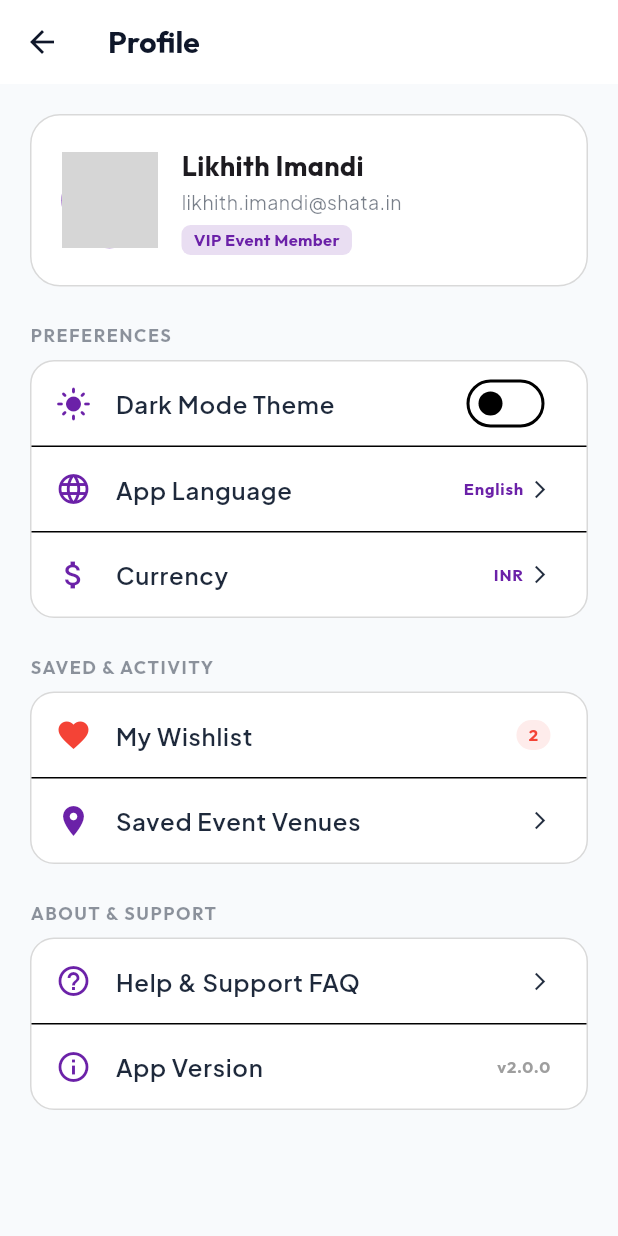
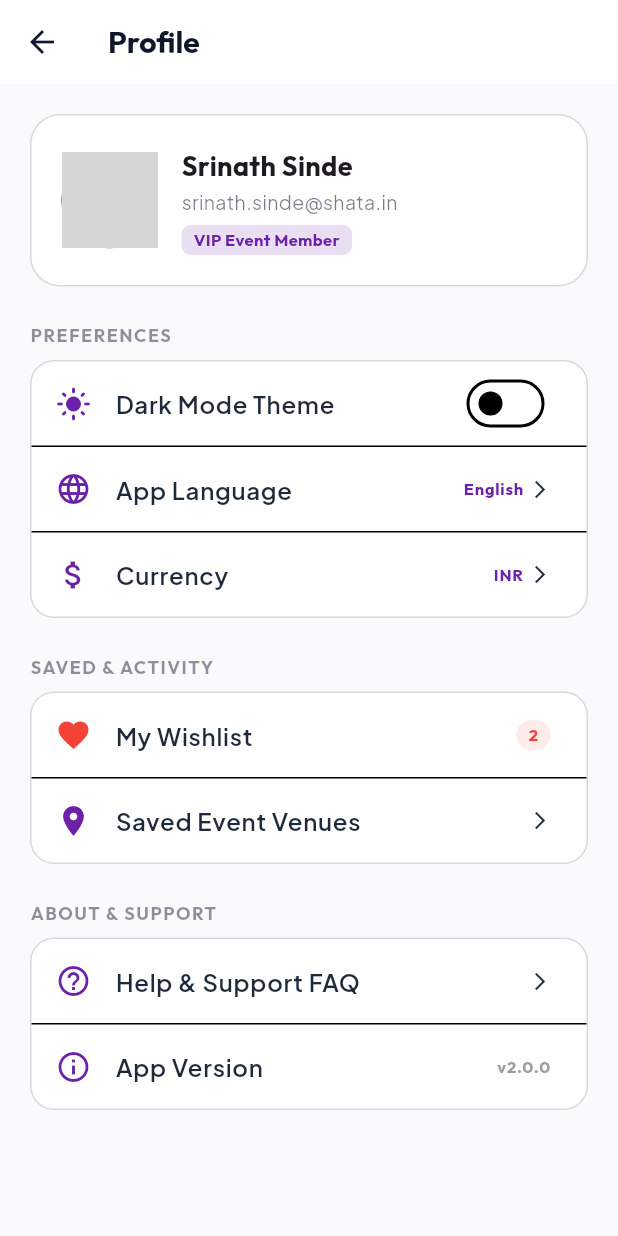
Before and after one commit to Likhith2007/flutter, a Flutter app: the ProfileScreen screen opened directly, on a phone screen of 412 x 824 dp. Run offline on Flutter 3.47's test engine with Material 3 defaults, Android fonts, the light colour scheme and no system bars; our stand-ins replace google_fonts; network calls fail; grey boxes are pictures that could not be loaded.

Commit message:
fix: update profile name and email to Srinath Sinde

```diff
--- a/lib/features/profile/presentation/screens/profile_screen.dart
+++ b/lib/features/profile/presentation/screens/profile_screen.dart
@@ -237,7 +237,7 @@ class ProfileScreen extends StatelessWidget {
                       crossAxisAlignment: CrossAxisAlignment.start,
                       children: [
                         Text(
-                          'Likhith Imandi',
+                          'Srinath Sinde',
                           style: GoogleFonts.outfit(
                             fontSize: 18,
                             fontWeight: FontWeight.bold,
@@ -245,7 +245,7 @@ class ProfileScreen extends StatelessWidget {
                         ),
                         const SizedBox(height: 2),
                         Text(
-                          'likhith.imandi@shata.in',
+                          'srinath.sinde@shata.in',
                           style: GoogleFonts.plusJakartaSans(
                             fontSize: 13,
                             color: theme.colorScheme.onSurface.withOpacity(0.6),
```
